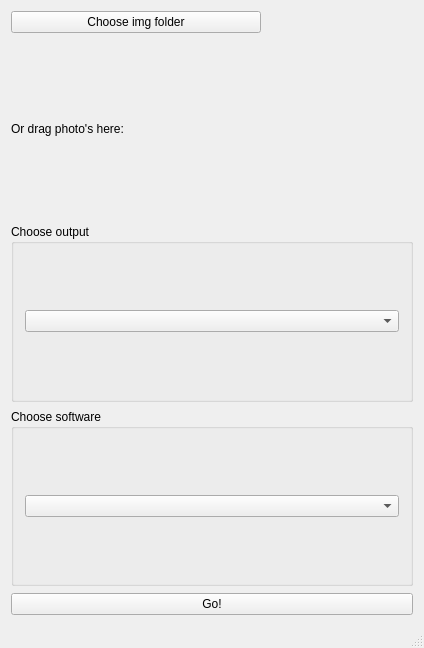
Old version of the form gui/ui/launch_station.ui in the repository s-du/Launch_station.
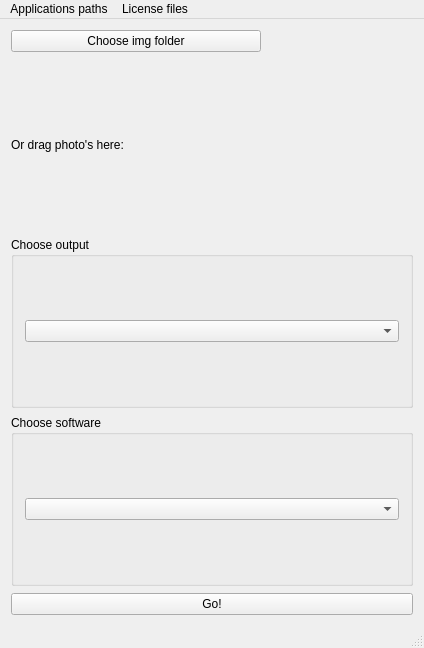
New version of the form.

Commit message: Path error system implemented

The edit to the form file:
```diff
--- a/gui/ui/launch_station.ui
+++ b/gui/ui/launch_station.ui
@@ -63,7 +63,7 @@
       </property>
       <layout class="QVBoxLayout" name="verticalLayout_3">
        <item>
-        <widget class="QComboBox" name="comboBox_soft">
+        <widget class="QComboBox" name="comboBox_output">
          <property name="minimumSize">
           <size>
            <width>250</width>
@@ -82,7 +82,7 @@
       </property>
       <layout class="QVBoxLayout" name="verticalLayout_4">
        <item>
-        <widget class="QComboBox" name="comboBox_software"/>
+        <widget class="QComboBox" name="comboBox_soft"/>
        </item>
       </layout>
      </widget>
@@ -102,9 +102,26 @@
      <x>0</x>
      <y>0</y>
      <width>424</width>
-     <height>26</height>
+     <height>21</height>
     </rect>
    </property>
+   <widget class="QMenu" name="menuAdd_Agisoft_Metashape_License">
+    <property name="title">
+     <string>Applications paths</string>
+    </property>
+    <addaction name="actionPath_to_Meshroom"/>
+    <addaction name="actionPath_to_Reality_Capture"/>
+    <addaction name="actionPath_to_CloudCompare"/>
+   </widget>
+   <widget class="QMenu" name="menuLicense_files">
+    <property name="title">
+     <string>License files</string>
+    </property>
+    <addaction name="actionSelect_Reality_Capture_license_file"/>
+    <addaction name="actionSelect_Agisoft_Metashape_license_file"/>
+   </widget>
+   <addaction name="menuAdd_Agisoft_Metashape_License"/>
+   <addaction name="menuLicense_files"/>
   </widget>
   <widget class="QStatusBar" name="statusbar"/>
  </widget>
```
Left out of the diff: 27 changed lines with no effect on the pictures. The commit also changes 3 other files.
